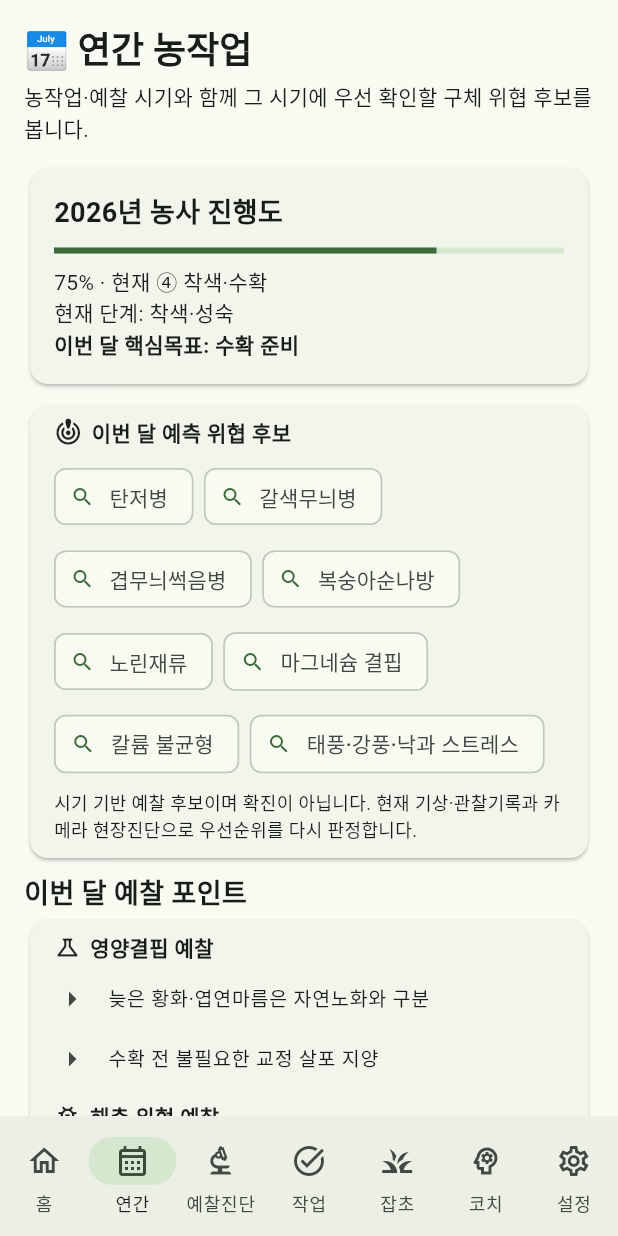
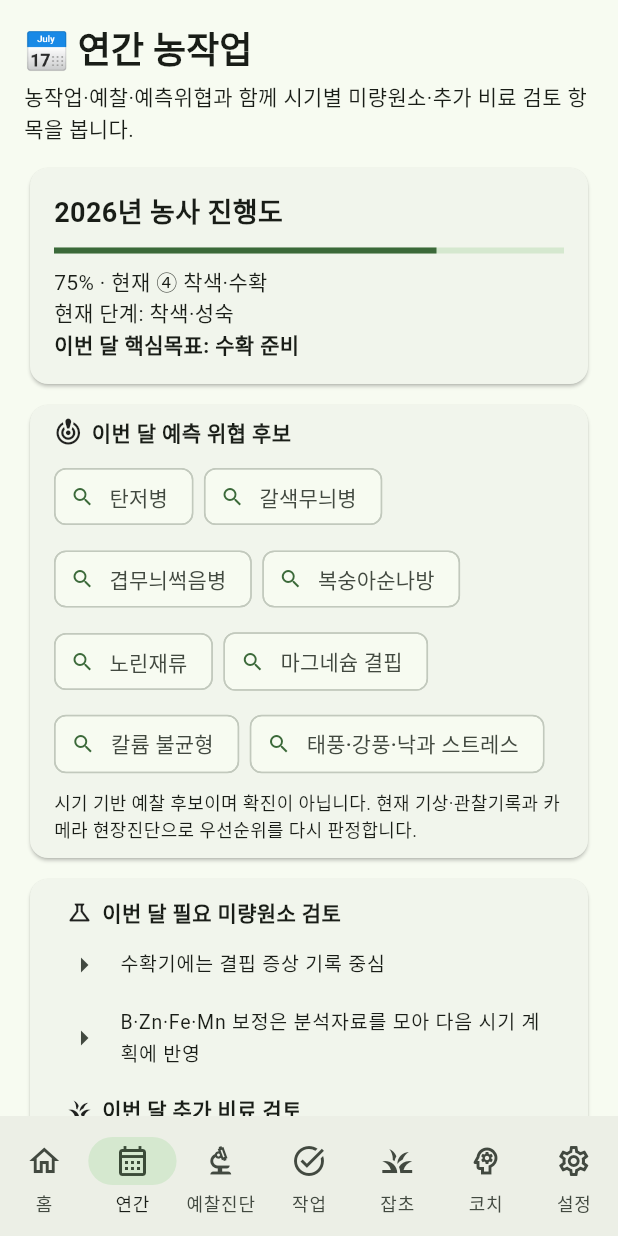
Before and after one commit to ssambaguita-sketch/apple-farm-assistant, a Flutter app: the AnnualHome screen opened directly, item 2 of the bottom bar chosen, on a phone screen of 412 x 824 dp. Run offline on Flutter 3.47's test engine with Material 3 defaults, Android fonts, the phone set to English and light mode, and no system bars; our stand-ins replace geolocator, image_picker, shared_preferences; accounts and stored records are empty; network calls fail.

Commit message:
Show seasonal micronutrients and fertilizer review in annual flow

```diff
--- a/lib/annual_flow_page.dart
+++ b/lib/annual_flow_page.dart
@@ -114,6 +114,36 @@ class AnnualFlowPage extends StatelessWidget {
     },
   ];
 
+  static const _micronutrients = <int, List<String>>{
+    1: ['미량원소 직접 투입보다 전년도 엽분석·토양검정 결과 확인', 'B·Zn·Fe·Mn 결핍 이력 구역 표시'],
+    2: ['B·Zn 결핍 이력 확인', '고pH 토양은 Fe·Mn 흡수장해 가능성 점검'],
+    3: ['B·Zn 상태 점검 — 꽃눈·발아 균일성과 과거 결핍기록 기준', 'Fe·Mn은 토양 pH와 새잎 황화 이력 있을 때 우선 확인'],
+    4: ['B(붕소) — 개화·착과 관련 결핍 징후 있을 때 검토', 'Zn(아연) — 왜소엽·짧은 마디 등 결핍 이력 있을 때 확인', 'Fe·Mn — 새잎 잎맥 사이 황화가 보일 때 확인'],
+    5: ['B·Zn — 신초·착과 이상이 지속될 때 재확인', 'Fe·Mn — 새잎 황화가 지속될 때 pH·뿌리환경과 함께 점검'],
+    6: ['Fe·Mn — 새잎 황화 지속 시 확인', 'B·Zn은 무조건 추가하지 말고 증상·분석결과가 있을 때만 검토'],
+    7: ['미량원소보다 Mg·K·Ca 상태 확인 비중 증가', 'Fe·Mn 결핍은 고pH·과습 등 흡수장해와 구분'],
+    8: ['미량원소 추가 살포보다 엽분석·증상 확인 우선', '수확 전 불필요한 B·Zn·Fe·Mn 추가 투입 지양'],
+    9: ['수확기에는 결핍 증상 기록 중심', 'B·Zn·Fe·Mn 보정은 분석자료를 모아 다음 시기 계획에 반영'],
+    10: ['수확 중 결핍 의심 나무·구역 표시', '미량원소 보정은 수확 후 토양·엽 분석과 함께 계획'],
+    11: ['B·Zn·Fe·Mn 결핍 이력과 분석결과 정리', '다음 해 필요 원소를 과원 구역별로 선정'],
+    12: ['다음 해 미량원소 계획 수립', '분석결과 없는 예방적 과다 투입은 피함'],
+  };
+
+  static const _fertilizerReview = <int, List<String>>{
+    1: ['기비 계획 수립 — N·P·K는 토양검정과 목표 수량 기준으로 결정', '유기물·토양개량 필요 여부를 배수·토양구조와 함께 검토'],
+    2: ['기비 시용 여부·시기는 지역 토양과 동결 상태를 고려해 결정', '석회·고토 등 토양개량재는 pH·Mg 분석값 확인 후 검토'],
+    3: ['발아 전 N·P·K 부족 여부 확인', '질소는 수세가 강한 나무에 일률적으로 추가하지 않음'],
+    4: ['개화기 과도한 질소 추비는 피하고 수세·엽색을 먼저 확인', 'Ca·Mg 부족 이력은 이후 과실비대기 관리계획에 반영'],
+    5: ['착과량이 많고 수세가 약할 때만 추비 필요성 검토', 'N·K 균형을 보되 과도한 질소는 웃자람 위험과 함께 판단'],
+    6: ['과실비대기 K(칼륨) 수요와 Mg(마그네슘) 길항관계 함께 점검', 'Ca(칼슘)는 과실 품질 관리 관점에서 토양·엽 상태와 함께 검토'],
+    7: ['K·Mg·Ca 균형 점검 — 한 성분 과다 투입으로 다른 성분 흡수 저해가 없는지 확인', '고온·가뭄 시 비료보다 관수·뿌리환경 정상화가 우선'],
+    8: ['착색기 추가 질소는 신중히 판단', 'K·Mg·Ca는 엽분석·과실 상태를 근거로 부족할 때만 보정 검토'],
+    9: ['수확 직전 불필요한 추비를 피하고 품질·수세 기록 중심', '수확 후 보정이 필요한 구역을 표시'],
+    10: ['수확 중 수세·수량·과실품질을 기록해 다음 비료계획의 근거로 사용', '즉시 추비보다 수확 후 분석계획 수립 우선'],
+    11: ['수확 후 토양검정 결과에 따라 기비·유기물·토양개량 계획 수립', 'N·P·K·Ca·Mg 부족/과다를 구역별로 정리'],
+    12: ['연간 시비량·수량·수세를 함께 결산', '다음 해 기비·추비 계획을 토양검정·엽분석 기반으로 확정'],
+  };
+
   String _season(int month) {
     if (month <= 3) return '① 겨울 준비·전정';
     if (month <= 5) return '② 개화·착과';
@@ -127,9 +157,18 @@ class AnnualFlowPage extends StatelessWidget {
         children: [
           Padding(
             padding: const EdgeInsets.fromLTRB(16, 8, 16, 4),
-            child: Row(children: [Icon(icon, size: 18), const SizedBox(width: 6), Expanded(child: Text(title, style: const TextStyle(fontWeight: FontWeight.bold)))]),
+            child: Row(children: [
+              Icon(icon, size: 18),
+              const SizedBox(width: 6),
+              Expanded(child: Text(title, style: const TextStyle(fontWeight: FontWeight.bold))),
+            ]),
           ),
-          ...items.map((x) => ListTile(dense: true, visualDensity: VisualDensity.compact, leading: const Icon(Icons.arrow_right), title: Text(x))),
+          ...items.map((x) => ListTile(
+                dense: true,
+                visualDensity: VisualDensity.compact,
+                leading: const Icon(Icons.arrow_right),
+                title: Text(x),
+              )),
         ],
       );
 
@@ -137,7 +176,7 @@ class AnnualFlowPage extends StatelessWidget {
         padding: const EdgeInsets.fromLTRB(16, 8, 16, 10),
         child: Column(crossAxisAlignment: CrossAxisAlignment.start, children: [
           Row(children: [
-            Icon(Icons.crisis_alert_outlined, size: 19),
+            const Icon(Icons.crisis_alert_outlined, size: 19),
             const SizedBox(width: 6),
             Text(current ? '이번 달 예측 위협 후보' : '시기별 예측 위협 후보', style: const TextStyle(fontWeight: FontWeight.bold)),
           ]),
@@ -149,6 +188,18 @@ class AnnualFlowPage extends StatelessWidget {
           ),
           const SizedBox(height: 6),
           const Text('시기 기반 예찰 후보이며 확진이 아닙니다. 현재 기상·관찰기록과 카메라 현장진단으로 우선순위를 다시 판정합니다.', style: TextStyle(fontSize: 12)),
+        ]),
+      );
+
+  Widget _nutrientPlan(int month, {bool current = false}) => Padding(
+        padding: const EdgeInsets.fromLTRB(8, 4, 8, 8),
+        child: Column(crossAxisAlignment: CrossAxisAlignment.start, children: [
+          _section(Icons.science_outlined, current ? '이번 달 필요 미량원소 검토' : '시기별 미량원소 검토', _micronutrients[month] ?? const []),
+          _section(Icons.grass_outlined, current ? '이번 달 추가 비료 검토' : '시기별 추가 비료 검토', _fertilizerReview[month] ?? const []),
+          const Padding(
+            padding: EdgeInsets.fromLTRB(16, 2, 16, 6),
+            child: Text('※ “필요”는 고정 살포 의미가 아닙니다. 토양검정·엽분석·수세·착과량·결핍 증상을 확인한 뒤 실제 투입 여부와 양을 결정합니다.', style: TextStyle(fontSize: 12)),
+          ),
         ]),
       );
 
@@ -164,17 +215,21 @@ class AnnualFlowPage extends StatelessWidget {
       children: [
         Text('📅 연간 농작업', style: Theme.of(context).textTheme.headlineSmall?.copyWith(fontWeight: FontWeight.bold)),
         const SizedBox(height: 4),
-        const Text('농작업·예찰 시기와 함께 그 시기에 우선 확인할 구체 위협 후보를 봅니다.'),
+        const Text('농작업·예찰·예측위협과 함께 시기별 미량원소·추가 비료 검토 항목을 봅니다.'),
         const SizedBox(height: 12),
         Card(child: Padding(padding: const EdgeInsets.all(16), child: Column(crossAxisAlignment: CrossAxisAlignment.start, children: [
           Text('${now.year}년 농사 진행도', style: const TextStyle(fontSize: 18, fontWeight: FontWeight.bold)),
-          const SizedBox(height: 10), LinearProgressIndicator(value: yearProgress), const SizedBox(height: 8),
+          const SizedBox(height: 10),
+          LinearProgressIndicator(value: yearProgress),
+          const SizedBox(height: 8),
           Text('${(yearProgress * 100).round()}% · 현재 ${_season(currentMonth)}'),
           Text('현재 단계: ${current['stage']}'),
           Text('이번 달 핵심목표: ${current['goal']}', style: const TextStyle(fontWeight: FontWeight.bold)),
         ]))),
         const SizedBox(height: 6),
         Card(child: _predictedThreats(current['predicted'] as List<String>, current: true)),
+        const SizedBox(height: 6),
+        Card(child: _nutrientPlan(currentMonth, current: true)),
         const SizedBox(height: 6),
         const Text('이번 달 예찰 포인트', style: TextStyle(fontSize: 18, fontWeight: FontWeight.bold)),
         Card(child: Column(children: [
@@ -196,6 +251,7 @@ class AnnualFlowPage extends StatelessWidget {
             subtitle: Text('${item['goal']}${isCurrent ? ' · 현재' : isPast ? ' · 지난 단계' : ''}'),
             children: [
               _predictedThreats(item['predicted'] as List<String>, current: isCurrent),
+              _nutrientPlan(month, current: isCurrent),
               _section(Icons.agriculture_outlined, '핵심 농작업', item['tasks'] as List<String>),
               _section(Icons.science_outlined, '영양결핍 예찰', item['nutrition'] as List<String>),
               _section(Icons.bug_report_outlined, '해충 위협 예찰', item['pest'] as List<String>),
@@ -207,8 +263,8 @@ class AnnualFlowPage extends StatelessWidget {
         const SizedBox(height: 8),
         const Card(child: ListTile(
           leading: Icon(Icons.info_outline),
-          title: Text('예측 위협은 진단 대상 후보입니다'),
-          subtitle: Text('월별 후보는 기본 발생시기와 생육단계를 기준으로 한 예찰 목록입니다. 실제 자동추천은 현재 기상·최근 관찰기록을 더해 우선순위를 조정하고, 예찰진단에서 사진·증상·발생범위를 수집해 진단엔진으로 다시 판정합니다. 농약 제품·농도·혼용·재살포 간격은 자동 처방하지 않습니다.'),
+          title: Text('영양·비료 계획은 분석값으로 보정합니다'),
+          subtitle: Text('월별 영양항목은 “확인할 시기”를 보여주는 기본 가이드입니다. 실제 투입 여부와 양은 토양검정·엽분석·수세·착과량·과거 시비기록을 함께 보고 결정해야 합니다. 과다 시비와 미량원소 과잉도 생육·품질 문제를 만들 수 있으므로 고정 처방으로 사용하지 않습니다.'),
         )),
       ],
     );
```
